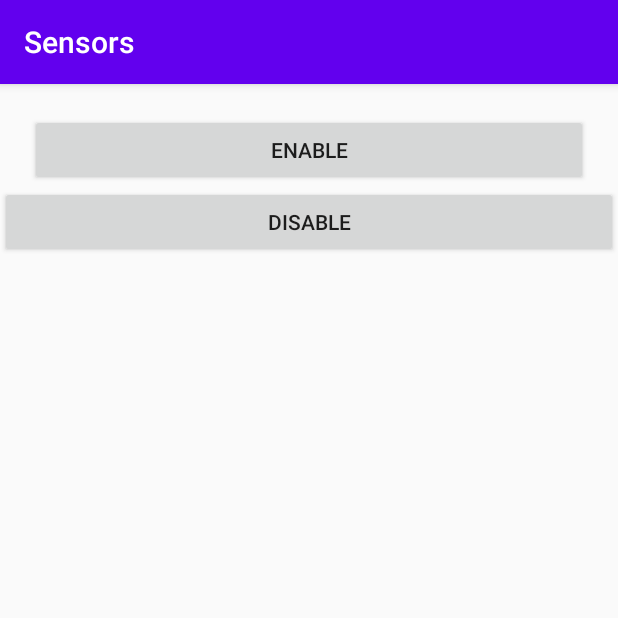
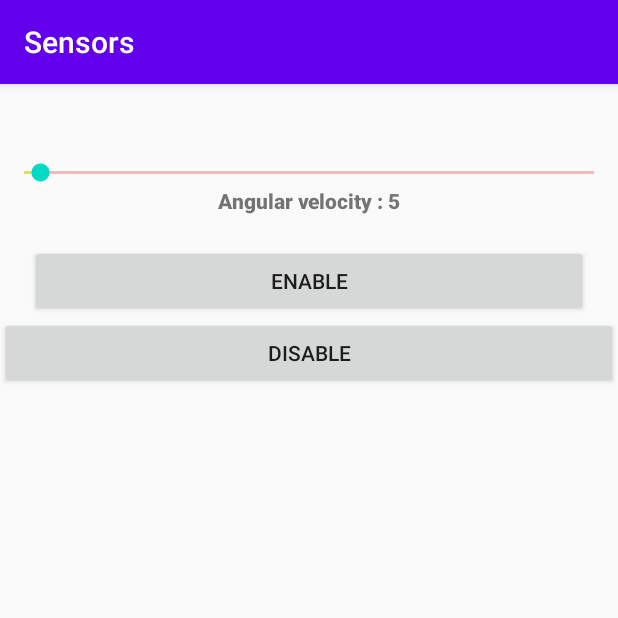
Before and after one commit to sharif-dev/HW2Havayesar, an Android app: the screen it shows after launch (SensorHandler), after a tap on "GO TO LOCKING PAGE", on a phone screen of 412 x 824 dp, the top half of it. Run offline under Robolectric (Android 15) with nearby library versions, the phone set to English and light mode, and no system bars.

Commit message:
some changes on part 3

```diff
--- a/Sensors/app/src/main/AndroidManifest.xml
+++ b/Sensors/app/src/main/AndroidManifest.xml
@@ -35,6 +35,9 @@
         </intent-filter>
         </receiver>
 
+        <service
+            android:name=".ServiceLockHandler"
+            android:enabled="true" />
     </application>
 
 </manifest>
--- a/Sensors/app/src/main/java/com/example/sensors/SensorHandler.java
+++ b/Sensors/app/src/main/java/com/example/sensors/SensorHandler.java
@@ -11,39 +11,74 @@ import android.hardware.SensorEvent;
 import android.hardware.SensorEventListener;
 import android.hardware.SensorManager;
 import android.os.Bundle;
+import android.util.Log;
 import android.view.View;
 import android.widget.Button;
+import android.widget.SeekBar;
+import android.widget.TextView;
 import android.widget.Toast;
 
 import androidx.annotation.Nullable;
 import androidx.appcompat.app.AppCompatActivity;
 import androidx.fragment.app.Fragment;
 
-public class SensorHandler extends AppCompatActivity implements SensorEventListener {
+public class SensorHandler extends AppCompatActivity  {
     private Button lock , enable , disable;
-    private SensorManager sensorManager ;
-    Sensor  acceleromater;
-    private boolean enableFlag = false;
+
+    private Intent intent1;
+    public static int degree = 20;
     private DevicePolicyManager devicePolicyManager;
     private ComponentName componentName;
-    private ActivityManager activityManager;
+    private TextView angularSpeed;
 
+
+    public int getDegree() {
+        return degree;
+    }
 
     @Override
     protected void onCreate(@Nullable Bundle savedInstanceState) {
         super.onCreate(savedInstanceState);
         setContentView(R.layout.lock_screen);
+
+
+        SeekBar seekBar = (SeekBar) findViewById(R.id.degree_setter);
         devicePolicyManager = (DevicePolicyManager)getSystemService(DEVICE_POLICY_SERVICE);
-        activityManager = (ActivityManager)getSystemService(ACTIVITY_SERVICE);
         componentName = new ComponentName(this , Controller.class);
         enable = (Button) findViewById(R.id.enable_button);
+        angularSpeed =(TextView) findViewById(R.id.text_degree);
+        intent1 = new Intent(SensorHandler.this, ServiceLockHandler.class);
+
         disable = (Button) findViewById(R.id.disable_button);
+        seekBar.setOnSeekBarChangeListener(new SeekBar.OnSeekBarChangeListener() {
+            @Override
+            public void onProgressChanged(SeekBar seekBar, int progress, boolean fromUser) {
+                if (progress < 2) {
+                    seekBar.setProgress(20);
+                }
+                angularSpeed.setText("Angular velocity : " + seekBar.getProgress());
+
+            }
+
+            @Override
+            public void onStartTrackingTouch(SeekBar seekBar) {
+
+            }
+
+            @Override
+            public void onStopTrackingTouch(SeekBar seekBar) {
+                degree = seekBar.getProgress();
+                }
+            });
+
+
         enable.setOnClickListener(new View.OnClickListener() {
             @Override
             public void onClick(View v) {
                 Intent intent = new Intent(DevicePolicyManager.ACTION_ADD_DEVICE_ADMIN);
                 intent.putExtra(DevicePolicyManager.EXTRA_DEVICE_ADMIN , componentName);
                 intent.putExtra(DevicePolicyManager.EXTRA_ADD_EXPLANATION,"hello");
+                Log.d("Taaaag" , "saalal" + degree);
                 startActivityForResult(intent ,11);
             }
         });
@@ -51,6 +86,7 @@ public class SensorHandler extends AppCompatActivity implements SensorEventListe
             @Override
             public void onClick(View v) {
                 devicePolicyManager.removeActiveAdmin(componentName);
+                stopService(intent1);
                 disable.setVisibility(View.VISIBLE);
             }
         });
@@ -61,15 +97,11 @@ public class SensorHandler extends AppCompatActivity implements SensorEventListe
     @Override
     protected void onPostResume() {
         super.onPostResume();
-        boolean isActive = devicePolicyManager.isAdminActive(componentName);
+//        boolean isActive = devicePolicyManager.isAdminActive(componentName);
 
 
     }
-    private void snesorLockHandler(){
-            sensorManager = (SensorManager) getSystemService(Context.SENSOR_SERVICE);
-            acceleromater = sensorManager.getDefaultSensor(Sensor.TYPE_ACCELEROMETER);
-            sensorManager.registerListener(SensorHandler.this , acceleromater , SensorManager.SENSOR_DELAY_NORMAL);
-    }
+
 
 
     @Override
@@ -78,8 +110,9 @@ public class SensorHandler extends AppCompatActivity implements SensorEventListe
             case 11:
                 if (resultCode == Activity.RESULT_OK){
                     Toast.makeText(SensorHandler.this , "hello" , Toast.LENGTH_LONG).show();
-                    enableFlag = true;
-                    snesorLockHandler();
+                    ServiceLockHandler.componentName = componentName;
+                    ServiceLockHandler.devicePolicyManager = devicePolicyManager;
+                    startService(intent1);
                 }
                 else {
                     Toast.makeText(SensorHandler.this , "goodbye" , Toast.LENGTH_LONG).show();
@@ -90,17 +123,5 @@ public class SensorHandler extends AppCompatActivity implements SensorEventListe
         super.onActivityResult(requestCode, resultCode, data);
     }
 
-    @Override
-    public void onSensorChanged(SensorEvent event) {
-        if (event.values[2]<-8 && enableFlag ){
-            boolean active = devicePolicyManager.isAdminActive(componentName);
-            if (active)
-                devicePolicyManager.lockNow();
-        }
-    }
 
-    @Override
-    public void onAccuracyChanged(Sensor sensor, int accuracy) {
-
-    }
 }
--- a/Sensors/app/src/main/res/layout/lock_screen.xml
+++ b/Sensors/app/src/main/res/layout/lock_screen.xml
@@ -1,15 +1,28 @@
 <?xml version="1.0" encoding="utf-8"?>
 <androidx.constraintlayout.widget.ConstraintLayout xmlns:android="http://schemas.android.com/apk/res/android"
+    xmlns:tools="http://schemas.android.com/tools"
     android:layout_width="match_parent"
     android:layout_height="match_parent"
     xmlns:app="http://schemas.android.com/apk/res-auto">
+    <SeekBar
+        android:paddingTop="50dp"
+        android:id="@+id/degree_setter"
+        android:layout_width="match_parent"
+        android:layout_height="wrap_content"
+        android:layout_marginTop="100dp"
+        android:max="180"
+        android:progress="5"
+        android:progressBackgroundTint="#CE0909"
+        android:progressTint="#E6DA6F"
+        tools:ignore="MissingConstraints" />
     <Button
         android:id="@+id/enable_button"
         android:layout_width="0dp"
         android:layout_height="wrap_content"
         app:layout_constraintLeft_toLeftOf="parent"
         app:layout_constraintRight_toRightOf="parent"
-        app:layout_constraintTop_toTopOf="parent"
+        app:layout_constraintTop_toBottomOf="@id/text_degree"
+
         android:layout_margin="20dp"
         android:text="@string/enable"/>
     <Button
@@ -20,6 +33,14 @@
         app:layout_constraintRight_toRightOf="parent"
         app:layout_constraintTop_toBottomOf="@id/enable_button"
         android:text="@string/disable"/>
-
+    <TextView
+        android:id="@+id/text_degree"
+        app:layout_constraintTop_toBottomOf="@id/degree_setter"
+        android:layout_width="match_parent"
+        android:layout_height="wrap_content"
+        android:fontFamily="sans-serif-black"
+        android:gravity="center"
+        android:text="Angular velocity : 5"
+        tools:ignore="MissingConstraints" />
 
 </androidx.constraintlayout.widget.ConstraintLayout>
```
Also changed, not shown: Sensors/app/src/main/java/com/example/sensors/ServiceLockHandler.java (added, +81 -0 lines).
